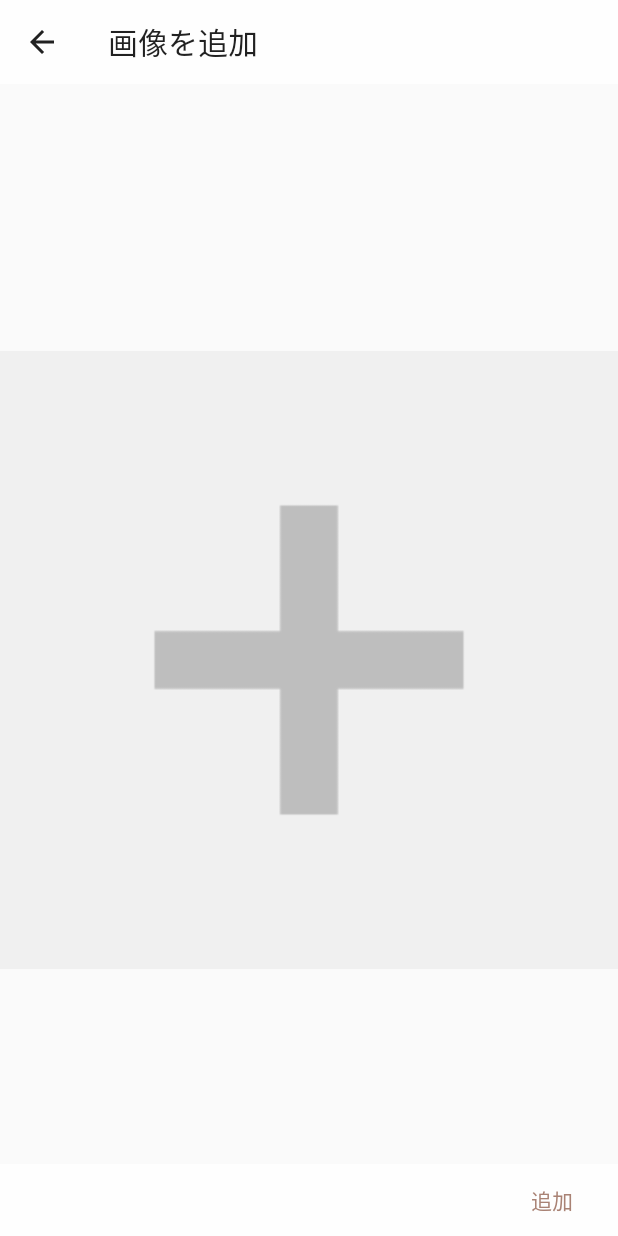
After one commit to YokoMasa/cat-map, an Android app: the AddImageActivity screen opened directly, with no data from a screen before it, on a phone screen of 412 x 824 dp. The commit adds this screen. Run offline under Robolectric (Android 15) with nearby library versions, the phone set to English and light mode, and no system bars; pictures from the network do not load.

```diff
--- a/app/src/main/AndroidManifest.xml
+++ b/app/src/main/AndroidManifest.xml
@@ -69,6 +69,10 @@
             android:name=".ui.activity.ImageListActivity"
             android:screenOrientation="portrait"/>
 
+        <activity
+            android:name=".ui.activity.AddImageActivity"
+            android:screenOrientation="portrait"/>
+
     </application>
 
 </manifest>
--- a/app/src/main/java/com/masaworld/catmap/data/service/CatMapService.java
+++ b/app/src/main/java/com/masaworld/catmap/data/service/CatMapService.java
@@ -34,4 +34,10 @@ public interface CatMapService {
                                  @Part("area_code") RequestBody areaCode,
                                  @Part MultipartBody.Part catImage);
 
+    @Multipart
+    @POST("/cat/image/create/")
+    Call<ResponseBody> createCatImage(@Header("Authorization") String token,
+                                      @Part("cat_id") RequestBody catId,
+                                      @Part MultipartBody.Part catImage);
+
 }
--- /dev/null
+++ b/app/src/main/java/com/masaworld/catmap/ui/activity/AddImageActivity.java
@@ -0,0 +1,52 @@
+package com.masaworld.catmap.ui.activity;
+
+import android.net.Uri;
+import android.os.Bundle;
+import android.support.annotation.Nullable;
+import android.support.v7.widget.Toolbar;
+import android.view.MenuItem;
+import android.widget.Button;
+import android.widget.ImageView;
+
+import com.bumptech.glide.Glide;
+import com.masaworld.catmap.R;
+
+public class AddImageActivity extends ImagePickableActivity {
+
+    private ImageView imageView;
+    private Uri imageUri;
+
+    @Override
+    protected void onCreate(@Nullable Bundle savedInstanceState) {
+        super.onCreate(savedInstanceState);
+        setContentView(R.layout.activity_add_image);
+        Toolbar toolbar = findViewById(R.id.add_image_toolbar);
+        setSupportActionBar(toolbar);
+        getSupportActionBar().setHomeButtonEnabled(true);
+        getSupportActionBar().setDisplayHomeAsUpEnabled(true);
+        imageView = findViewById(R.id.add_image_image);
+        imageView.setOnClickListener(view -> {
+            pick();
+        });
+        Button button = findViewById(R.id.add_image_submit);
+        button.setOnClickListener(view -> {
+
+        });
+    }
+
+    @Override
+    protected void onImagePicked(Uri imageUri) {
+        Glide.with(this).load(imageUri).into(imageView);
+        this.imageUri = imageUri;
+    }
+
+    @Override
+    public boolean onOptionsItemSelected(MenuItem item) {
+        switch (item.getItemId()) {
+            case android.R.id.home:
+                onBackPressed();
+                return true;
+        }
+        return super.onOptionsItemSelected(item);
+    }
+}
--- /dev/null
+++ b/app/src/main/res/layout/activity_add_image.xml
@@ -0,0 +1,49 @@
+<?xml version="1.0" encoding="utf-8"?>
+<FrameLayout
+    android:id="@+id/add_image_mother"
+    android:layout_height="match_parent"
+    android:layout_width="match_parent"
+    xmlns:android="http://schemas.android.com/apk/res/android"
+    xmlns:app="http://schemas.android.com/apk/res-auto">
+
+    <LinearLayout
+        android:orientation="vertical"
+        android:layout_width="match_parent"
+        android:layout_height="match_parent">
+
+        <android.support.v7.widget.Toolbar
+            android:id="@+id/add_image_toolbar"
+            app:title="@string/add_image"
+            android:layout_width="match_parent"
+            android:layout_height="wrap_content"
+            android:background="@color/toolbarTransparent"
+            android:minHeight="?attr/actionBarSize"
+            android:theme="?attr/actionBarTheme" />
+
+        <android.support.v7.widget.AppCompatImageView
+            android:id="@+id/add_image_image"
+            android:src="@drawable/add_image"
+            android:adjustViewBounds="true"
+            android:scaleType="fitCenter"
+            android:layout_width="match_parent"
+            android:layout_height="match_parent" />
+
+    </LinearLayout>
+
+    <FrameLayout
+        android:layout_width="match_parent"
+        android:layout_height="wrap_content"
+        android:background="@color/toolbarTransparent"
+        android:layout_gravity="bottom">
+
+        <android.support.v7.widget.AppCompatButton
+            android:id="@+id/add_image_submit"
+            android:text="@string/add"
+            android:layout_width="wrap_content"
+            android:layout_height="wrap_content"
+            android:layout_gravity="end"
+            style="@style/Widget.AppCompat.Button.Borderless.Colored"/>
+
+    </FrameLayout>
+
+</FrameLayout>
--- a/app/src/main/res/values/strings.xml
+++ b/app/src/main/res/values/strings.xml
@@ -15,6 +15,7 @@
     <string name="adding_cat">ネコを追加中...</string>
     <string name="failed_to_add_cat">ネコを追加できませんでした</string>
     <string name="images">画像</string>
+    <string name="add_image">画像を追加</string>
     <string name="comments">コメント</string>
 
     <string name="from_camera">写真を撮る</string>
```
Also changed, not shown: app/src/main/java/com/masaworld/catmap/data/datasource/remote/CatRemoteDataSource.java (+27 -13 lines), app/src/main/java/com/masaworld/catmap/data/repository/CatRepository.java (+11 -0 lines).
